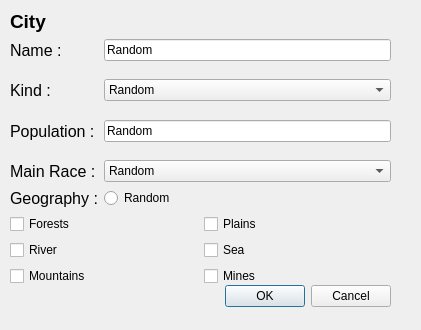
Before: the Qt Designer form ModularWorldUi/add_city_dialog.ui in LordAle/ModularWorld, drawn with Qt 5.
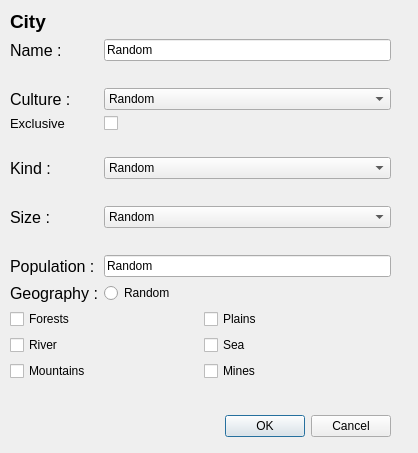
After: the same form once the commit is applied.

```diff
--- a/ModularWorldUi/add_city_dialog.ui
+++ b/ModularWorldUi/add_city_dialog.ui
@@ -6,8 +6,8 @@
    <rect>
     <x>0</x>
     <y>0</y>
-    <width>421</width>
-    <height>330</height>
+    <width>418</width>
+    <height>453</height>
    </rect>
   </property>
   <property name="windowTitle">
@@ -17,7 +17,7 @@
    <property name="geometry">
     <rect>
      <x>50</x>
-     <y>280</y>
+     <y>410</y>
      <width>341</width>
      <height>32</height>
     </rect>
@@ -35,7 +35,7 @@
      <x>10</x>
      <y>10</y>
      <width>381</width>
-     <height>276</height>
+     <height>371</height>
     </rect>
    </property>
    <layout class="QVBoxLayout" name="verticalLayout">
@@ -87,7 +87,7 @@
         </property>
        </spacer>
       </item>
-      <item row="2" column="0">
+      <item row="5" column="0">
        <widget class="QLabel" name="kindLabel">
         <property name="font">
          <font>
@@ -99,7 +99,7 @@
         </property>
        </widget>
       </item>
-      <item row="2" column="1">
+      <item row="5" column="1">
        <widget class="QComboBox" name="kindComboBox">
         <item>
          <property name="text">
@@ -128,7 +128,7 @@
         </item>
        </widget>
       </item>
-      <item row="3" column="1">
+      <item row="6" column="1">
        <spacer name="verticalSpacer_2">
         <property name="orientation">
          <enum>Qt::Vertical</enum>
@@ -141,7 +141,33 @@
         </property>
        </spacer>
       </item>
-      <item row="4" column="0">
+      <item row="9" column="1">
+       <widget class="QLineEdit" name="populationLineEdit">
+        <property name="text">
+         <string>Random</string>
+        </property>
+       </widget>
+      </item>
+      <item row="12" column="0">
+       <widget class="QLabel" name="label_2">
+        <property name="font">
+         <font>
+          <pointsize>12</pointsize>
+         </font>
+        </property>
+        <property name="text">
+         <string>Geography :</string>
+        </property>
+       </widget>
+      </item>
+      <item row="12" column="1">
+       <widget class="QRadioButton" name="geographyButton">
+        <property name="text">
+         <string>Random</string>
+        </property>
+       </widget>
+      </item>
+      <item row="9" column="0">
        <widget class="QLabel" name="populationLabel">
         <property name="font">
          <font>
@@ -153,15 +179,29 @@
         </property>
        </widget>
       </item>
+      <item row="2" column="0">
+       <widget class="QLabel" name="cultureLabel">
+        <property name="font">
+         <font>
+          <pointsize>12</pointsize>
+         </font>
+        </property>
+        <property name="text">
+         <string>Culture :</string>
+        </property>
+       </widget>
+      </item>
+      <item row="2" column="1">
+       <widget class="QComboBox" name="cultureComboBox">
+        <item>
+         <property name="text">
+          <string>Random</string>
+         </property>
+        </item>
+       </widget>
+      </item>
       <item row="4" column="1">
-       <widget class="QLineEdit" name="populationLineEdit">
-        <property name="text">
-         <string>Random</string>
-        </property>
-       </widget>
-      </item>
-      <item row="5" column="1">
-       <spacer name="verticalSpacer">
+       <spacer name="verticalSpacer_4">
         <property name="orientation">
          <enum>Qt::Vertical</enum>
         </property>
@@ -174,38 +214,19 @@
        </spacer>
       </item>
       <item row="7" column="0">
-       <widget class="QLabel" name="label_2">
+       <widget class="QLabel" name="sizeLabel">
         <property name="font">
          <font>
           <pointsize>12</pointsize>
          </font>
         </property>
         <property name="text">
-         <string>Geography :</string>
+         <string>Size :</string>
         </property>
        </widget>
       </item>
       <item row="7" column="1">
-       <widget class="QRadioButton" name="geographyButton">
-        <property name="text">
-         <string>Random</string>
-        </property>
-       </widget>
-      </item>
-      <item row="6" column="0">
-       <widget class="QLabel" name="mainRaceLabel">
-        <property name="font">
-         <font>
-          <pointsize>12</pointsize>
-         </font>
-        </property>
-        <property name="text">
-         <string>Main Race :</string>
-        </property>
-       </widget>
-      </item>
-      <item row="6" column="1">
-       <widget class="QComboBox" name="mainRaceComboBox">
+       <widget class="QComboBox" name="sizeComboBox">
         <property name="editable">
          <bool>false</bool>
         </property>
@@ -214,41 +235,34 @@
           <string>Random</string>
          </property>
         </item>
-        <item>
-         <property name="text">
-          <string>Human</string>
-         </property>
-        </item>
-        <item>
-         <property name="text">
-          <string>Dwarf</string>
-         </property>
-        </item>
-        <item>
-         <property name="text">
-          <string>Elf</string>
-         </property>
-        </item>
-        <item>
-         <property name="text">
-          <string>Gnome</string>
-         </property>
-        </item>
-        <item>
-         <property name="text">
-          <string>Halfling</string>
-         </property>
-        </item>
-        <item>
-         <property name="text">
-          <string>Half-Elf</string>
-         </property>
-        </item>
-        <item>
-         <property name="text">
-          <string>Half-Orc</string>
-         </property>
-        </item>
+       </widget>
+      </item>
+      <item row="8" column="1">
+       <spacer name="verticalSpacer">
+        <property name="orientation">
+         <enum>Qt::Vertical</enum>
+        </property>
+        <property name="sizeHint" stdset="0">
+         <size>
+          <width>20</width>
+          <height>40</height>
+         </size>
+        </property>
+       </spacer>
+      </item>
+      <item row="3" column="1">
+       <widget class="QCheckBox" name="exclusiveCheckBox"/>
+      </item>
+      <item row="3" column="0">
+       <widget class="QLabel" name="exclusiveLabel">
+        <property name="font">
+         <font>
+          <pointsize>10</pointsize>
+         </font>
+        </property>
+        <property name="text">
+         <string>Exclusive</string>
+        </property>
        </widget>
       </item>
      </layout>
```
Left out of the diff: 20 changed lines with no effect on the pictures.
